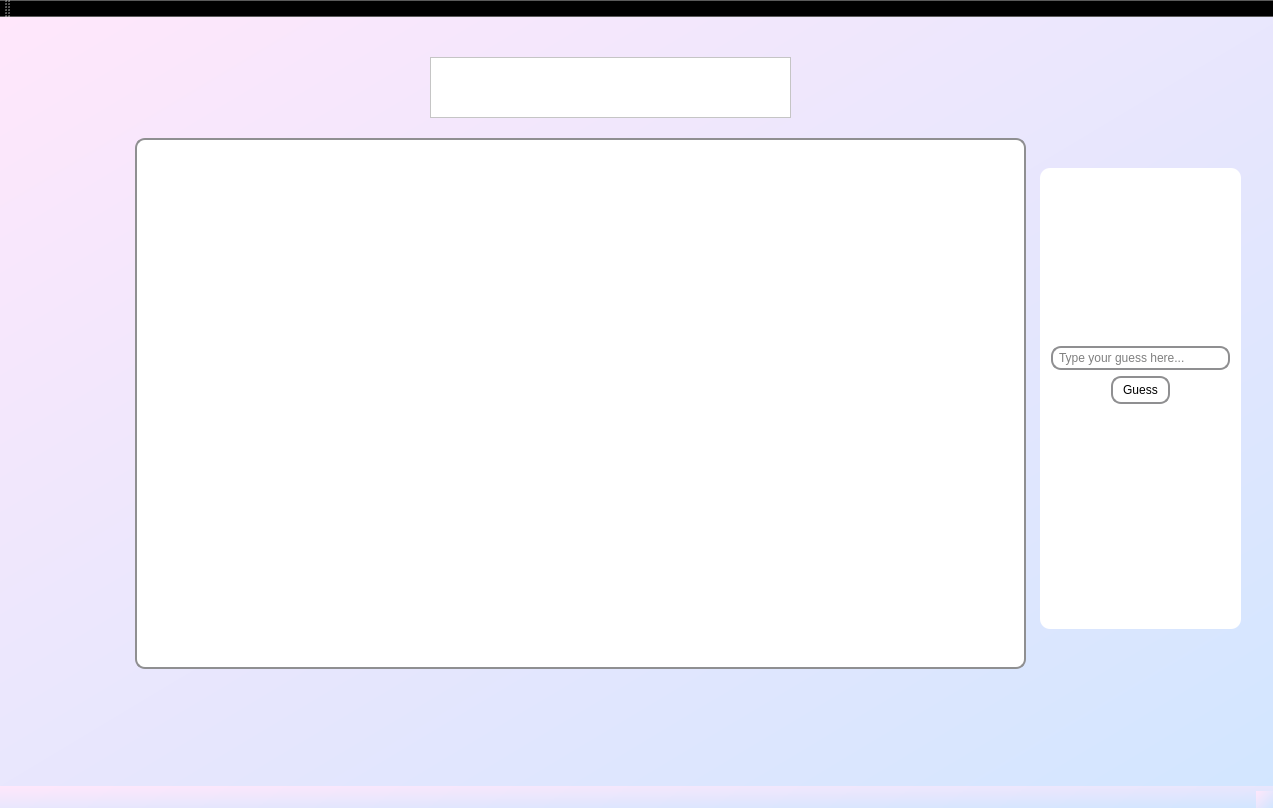
Qt form Skribbl App/ClientGUI/startwindow.ui (codralexandra/ProjectModernCpp-Particular-Science) before a commit.
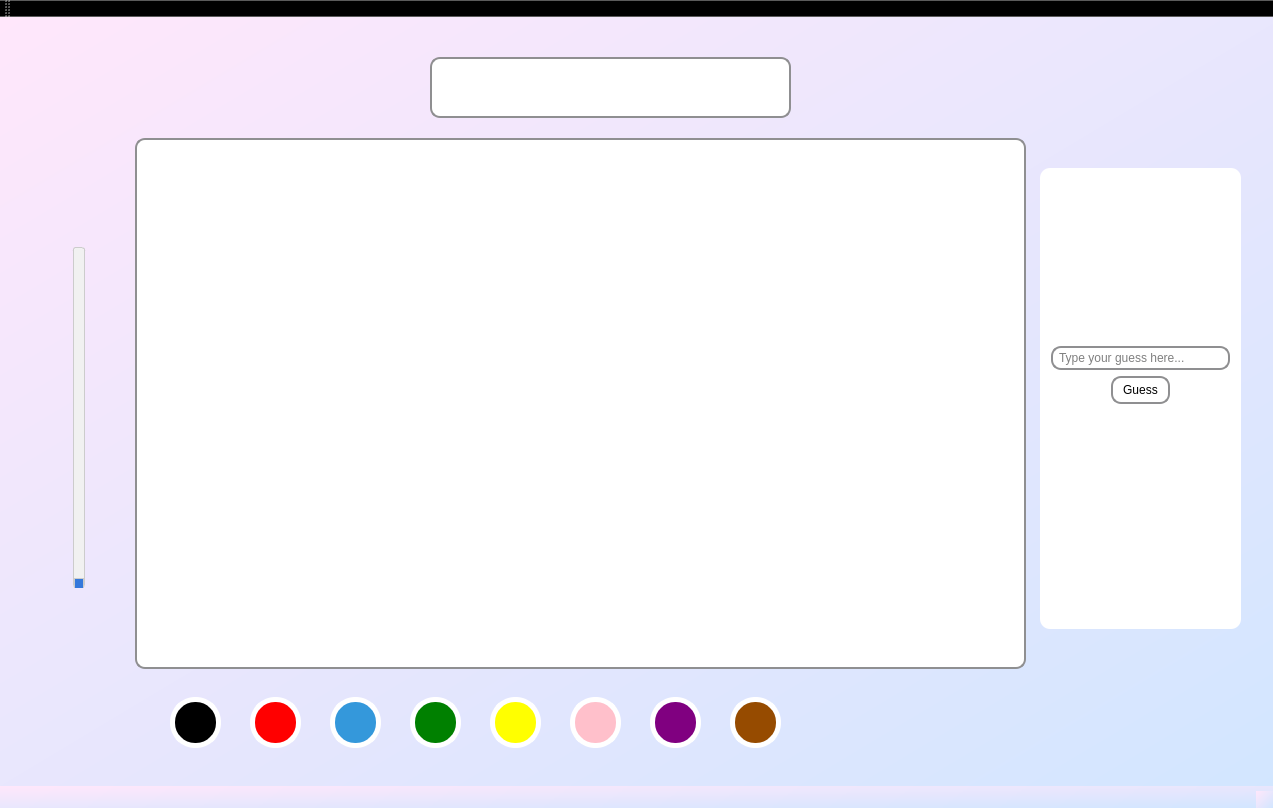
The same form after that commit. Custom widgets are drawn as their Qt base class.

Commit message: Added Colors to StartWindow (WV) + Width Slider(NOT WV)

Diff of the .ui file:
```diff
--- a/Skribbl App/ClientGUI/startwindow.ui
+++ b/Skribbl App/ClientGUI/startwindow.ui
@@ -10,6 +10,14 @@
     <height>808</height>
    </rect>
   </property>
+  <property name="font">
+   <font>
+    <stylestrategy>PreferDefault</stylestrategy>
+   </font>
+  </property>
+  <property name="cursor">
+   <cursorShape>OpenHandCursor</cursorShape>
+  </property>
   <property name="windowTitle">
    <string>StartWindow</string>
   </property>
@@ -155,7 +163,10 @@
      <enum>Qt::DefaultContextMenu</enum>
     </property>
     <property name="styleSheet">
-     <string notr="true">background: white</string>
+     <string notr="true">background-color: white;
+border: 2px solid #8f8f91;
+border-radius: 10px;
+padding: 2px 4px;</string>
     </property>
     <property name="verticalScrollBarPolicy">
      <enum>Qt::ScrollBarAlwaysOff</enum>
@@ -180,6 +191,232 @@
      <string/>
     </property>
    </widget>
+   <widget class="QPushButton" name="blackButton">
+    <property name="geometry">
+     <rect>
+      <x>170</x>
+      <y>680</y>
+      <width>51</width>
+      <height>51</height>
+     </rect>
+    </property>
+    <property name="styleSheet">
+     <string notr="true">QPushButton {
+    background-color: #000000;  /* Set your desired background color */
+    border-radius: 25px;  /* Half of the button's height for a perfect circle */
+	border: 5px solid white;
+}
+
+QPushButton:hover {
+    background-color: #2980b9;  /* Change color on hover if desired */
+}</string>
+    </property>
+    <property name="text">
+     <string/>
+    </property>
+   </widget>
+   <widget class="QPushButton" name="redButton">
+    <property name="geometry">
+     <rect>
+      <x>250</x>
+      <y>680</y>
+      <width>51</width>
+      <height>51</height>
+     </rect>
+    </property>
+    <property name="styleSheet">
+     <string notr="true">QPushButton {
+    background-color: #FF0000;    
+	border-radius: 25px;  /* Half of the button's height for a perfect circle */
+	border: 5px solid white;
+}
+
+QPushButton:hover {
+    background-color: #2980b9;  /* Change color on hover if desired */
+}</string>
+    </property>
+    <property name="text">
+     <string/>
+    </property>
+   </widget>
+   <widget class="QPushButton" name="blueButton">
+    <property name="geometry">
+     <rect>
+      <x>330</x>
+      <y>680</y>
+      <width>51</width>
+      <height>51</height>
+     </rect>
+    </property>
+    <property name="styleSheet">
+     <string notr="true">QPushButton {
+    background-color: #3498db;  /* Set your desired background color */
+    border-radius: 25px;  /* Half of the button's height for a perfect circle */
+	border: 5px solid white;
+}
+
+QPushButton:hover {
+    background-color: #2980b9;  /* Change color on hover if desired */
+}</string>
+    </property>
+    <property name="text">
+     <string/>
+    </property>
+   </widget>
+   <widget class="QPushButton" name="greenButton">
+    <property name="geometry">
+     <rect>
+      <x>410</x>
+      <y>680</y>
+      <width>51</width>
+      <height>51</height>
+     </rect>
+    </property>
+    <property name="styleSheet">
+     <string notr="true">QPushButton {
+    background-color: #008000;  /* Set your desired background color */
+    border-radius: 25px;  /* Half of the button's height for a perfect circle */
+	border: 5px solid white;
+}
+
+QPushButton:hover {
+    background-color: #2980b9;  /* Change color on hover if desired */
+}</string>
+    </property>
+    <property name="text">
+     <string/>
+    </property>
+   </widget>
+   <widget class="QPushButton" name="yellowButton">
+    <property name="geometry">
+     <rect>
+      <x>490</x>
+      <y>680</y>
+      <width>51</width>
+      <height>51</height>
+     </rect>
+    </property>
+    <property name="styleSheet">
+     <string notr="true">QPushButton {
+    background-color: #FFFF00;  /* Set your desired background color */
+    border-radius: 25px;  /* Half of the button's height for a perfect circle */
+	border: 5px solid white;
+}
+
+QPushButton:hover {
+    background-color: #2980b9;  /* Change color on hover if desired */
+}</string>
+    </property>
+    <property name="text">
+     <string/>
+    </property>
+   </widget>
+   <widget class="QPushButton" name="pinkButton">
+    <property name="geometry">
+     <rect>
+      <x>570</x>
+      <y>680</y>
+      <width>51</width>
+      <height>51</height>
+     </rect>
+    </property>
+    <property name="styleSheet">
+     <string notr="true">QPushButton {
+    background-color: #FFC0CB;  /* Set your desired background color */
+    border-radius: 25px;  /* Half of the button's height for a perfect circle */
+	border: 5px solid white;
+}
+
+QPushButton:hover {
+    background-color: #2980b9;  /* Change color on hover if desired */
+}</string>
+    </property>
+    <property name="text">
+     <string/>
+    </property>
+   </widget>
+   <widget class="QPushButton" name="purpleButton">
+    <property name="geometry">
+     <rect>
+      <x>650</x>
+      <y>680</y>
+      <width>51</width>
+      <height>51</height>
+     </rect>
+    </property>
+    <property name="styleSheet">
+     <string notr="true">QPushButton {
+    background-color: #800080;  /* Set your desired background color */
+    border-radius: 25px;  /* Half of the button's height for a perfect circle */
+	border: 5px solid white;
+}
+
+QPushButton:hover {
+    background-color: #2980b9;  /* Change color on hover if desired */
+}</string>
+    </property>
+    <property name="text">
+     <string/>
+    </property>
+   </widget>
+   <widget class="QPushButton" name="brownButton">
+    <property name="geometry">
+     <rect>
+      <x>730</x>
+      <y>680</y>
+      <width>51</width>
+      <height>51</height>
+     </rect>
+    </property>
+    <property name="styleSheet">
+     <string notr="true">QPushButton {
+    background-color: #964B00;  /* Set your desired background color */
+    border-radius: 25px;  /* Half of the button's height for a perfect circle */
+	border: 5px solid white;
+}
+
+QPushButton:hover {
+    background-color: #2980b9;  /* Change color on hover if desired */
+}</string>
+    </property>
+    <property name="text">
+     <string/>
+    </property>
+   </widget>
+   <widget class="QSlider" name="widthSlider">
+    <property name="geometry">
+     <rect>
+      <x>49</x>
+      <y>230</y>
+      <width>61</width>
+      <height>341</height>
+     </rect>
+    </property>
+    <property name="styleSheet">
+     <string notr="true">QSlider{
+	background : transparent
+}
+
+QSlider::groove:vertical {
+    border: 1px solid #ccc;
+    background: #f1f1f1;
+    width: 10px;
+    border-radius: 3px;
+}
+
+QSlider::handle:vertical {
+    background: #3478db;
+    border: 1px solid #ccc;
+    width: 12px;
+    height: 12px;
+    margin: -5px 0;
+    border-radius: 6px;
+}</string>
+    </property>
+    <property name="orientation">
+     <enum>Qt::Vertical</enum>
+    </property>
+   </widget>
   </widget>
   <widget class="QMenuBar" name="menuBar">
    <property name="geometry">
```
The commit also changes 7 other files.
